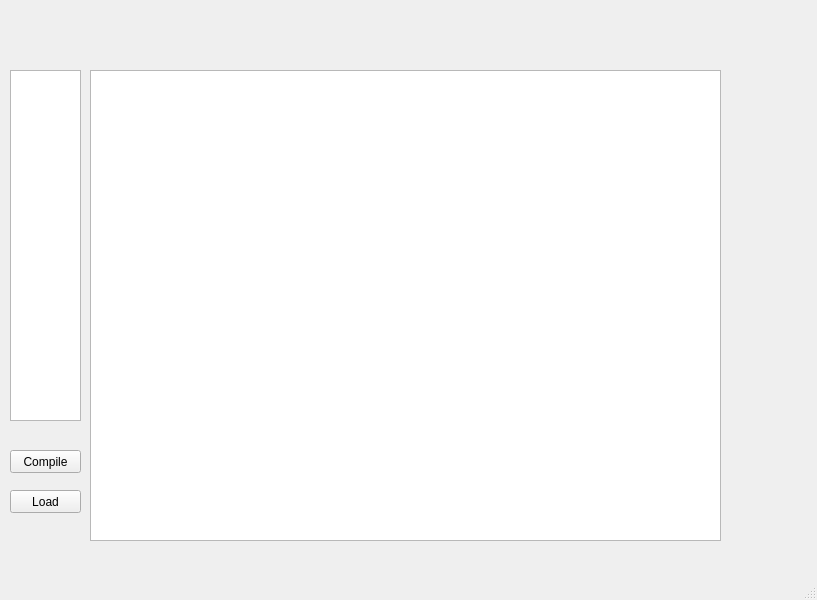
goyour123/PyQt5DsdtLoader, file PyQt5DsdtLoaderGUI.ui: the form before one commit.
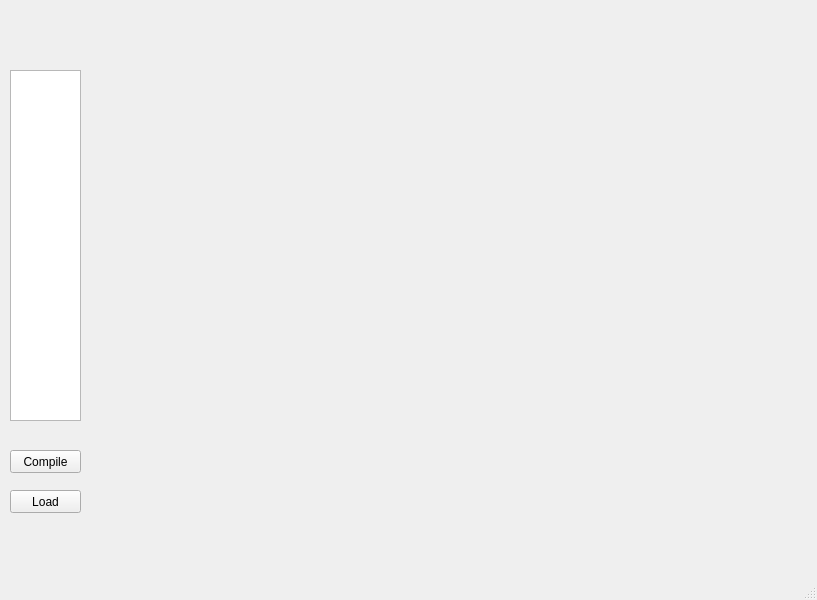
The form after the commit.

```diff
--- a/PyQt5DsdtLoaderGUI.ui
+++ b/PyQt5DsdtLoaderGUI.ui
@@ -24,16 +24,6 @@
      </rect>
     </property>
    </widget>
-   <widget class="QPlainTextEdit" name="plainTextEdit">
-    <property name="geometry">
-     <rect>
-      <x>90</x>
-      <y>70</y>
-      <width>631</width>
-      <height>471</height>
-     </rect>
-    </property>
-   </widget>
    <widget class="QPushButton" name="pushButton">
     <property name="geometry">
      <rect>
@@ -60,6 +50,17 @@
      <string>Load</string>
     </property>
    </widget>
+   <widget class="QWidget" name="verticalLayoutWidget">
+    <property name="geometry">
+     <rect>
+      <x>100</x>
+      <y>70</y>
+      <width>691</width>
+      <height>441</height>
+     </rect>
+    </property>
+    <layout class="QVBoxLayout" name="verticalLayout"/>
+   </widget>
   </widget>
   <widget class="QMenuBar" name="menubar">
    <property name="geometry">
```
